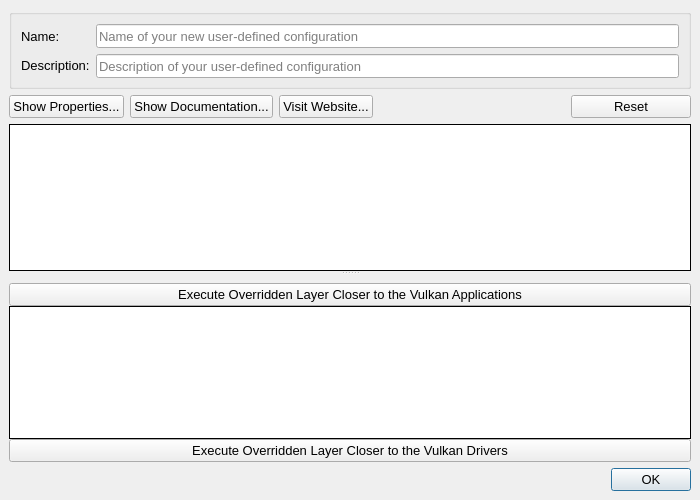
Qt form vkconfig/dialog_layers.ui (LunarG/VulkanTools) before a commit.
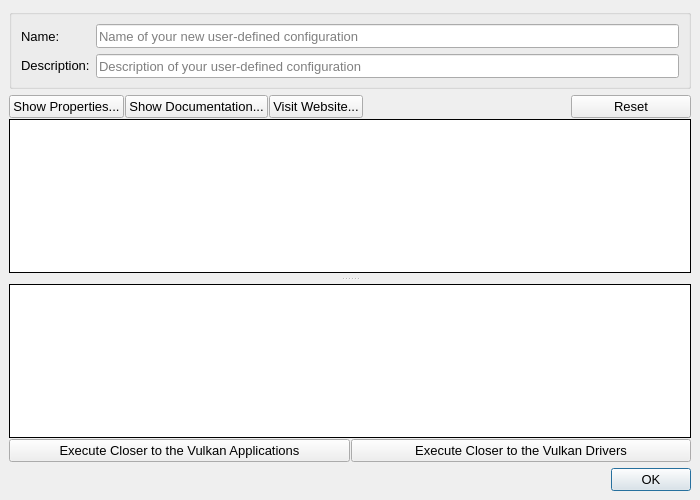
The same form after that commit.

Commit message: vkconfig: refined UI on macOS

```diff
--- a/vkconfig/dialog_layers.ui
+++ b/vkconfig/dialog_layers.ui
@@ -12,8 +12,8 @@
   </property>
   <property name="minimumSize">
    <size>
-    <width>700</width>
-    <height>500</height>
+    <width>600</width>
+    <height>400</height>
    </size>
   </property>
   <property name="maximumSize">
@@ -127,6 +127,79 @@
     </widget>
    </item>
    <item>
+    <widget class="QSplitter" name="splitter">
+     <property name="sizePolicy">
+      <sizepolicy hsizetype="Preferred" vsizetype="Expanding">
+       <horstretch>0</horstretch>
+       <verstretch>1</verstretch>
+      </sizepolicy>
+     </property>
+     <property name="minimumSize">
+      <size>
+       <width>0</width>
+       <height>0</height>
+      </size>
+     </property>
+     <property name="baseSize">
+      <size>
+       <width>0</width>
+       <height>0</height>
+      </size>
+     </property>
+     <property name="frameShadow">
+      <enum>QFrame::Plain</enum>
+     </property>
+     <property name="lineWidth">
+      <number>0</number>
+     </property>
+     <property name="midLineWidth">
+      <number>0</number>
+     </property>
+     <property name="orientation">
+      <enum>Qt::Vertical</enum>
+     </property>
+     <property name="handleWidth">
+      <number>3</number>
+     </property>
+     <property name="childrenCollapsible">
+      <bool>false</bool>
+     </property>
+     <widget class="QWidget" name="widgetContainerList" native="true">
+      <property name="sizePolicy">
+       <sizepolicy hsizetype="Expanding" vsizetype="Expanding">
+        <horstretch>0</horstretch>
+        <verstretch>0</verstretch>
+       </sizepolicy>
+      </property>
+      <property name="minimumSize">
+       <size>
+        <width>0</width>
+        <height>0</height>
+       </size>
+      </property>
+      <property name="baseSize">
+       <size>
+        <width>0</width>
+        <height>0</height>
+       </size>
+      </property>
+      <layout class="QVBoxLayout" name="verticalLayout">
+       <property name="spacing">
+        <number>1</number>
+       </property>
+       <property name="leftMargin">
+        <number>0</number>
+       </property>
+       <property name="topMargin">
+        <number>0</number>
+       </property>
+       <property name="rightMargin">
+        <number>0</number>
+       </property>
+       <property name="bottomMargin">
+        <number>4</number>
+       </property>
+       <item>
     <layout class="QHBoxLayout" name="horizontalLayout">
      <property name="leftMargin">
       <number>0</number>
@@ -196,43 +269,6 @@
     </layout>
    </item>
    <item>
-    <widget class="QSplitter" name="splitter">
-     <property name="sizePolicy">
-      <sizepolicy hsizetype="Preferred" vsizetype="Expanding">
-       <horstretch>0</horstretch>
-       <verstretch>1</verstretch>
-      </sizepolicy>
-     </property>
-     <property name="minimumSize">
-      <size>
-       <width>0</width>
-       <height>0</height>
-      </size>
-     </property>
-     <property name="baseSize">
-      <size>
-       <width>0</width>
-       <height>0</height>
-      </size>
-     </property>
-     <property name="frameShape">
-      <enum>QFrame::NoFrame</enum>
-     </property>
-     <property name="frameShadow">
-      <enum>QFrame::Plain</enum>
-     </property>
-     <property name="lineWidth">
-      <number>0</number>
-     </property>
-     <property name="orientation">
-      <enum>Qt::Vertical</enum>
-     </property>
-     <property name="handleWidth">
-      <number>3</number>
-     </property>
-     <property name="childrenCollapsible">
-      <bool>false</bool>
-     </property>
      <widget class="QTreeWidget" name="layerTree">
       <property name="sizePolicy">
        <sizepolicy hsizetype="Expanding" vsizetype="Expanding">
@@ -240,6 +276,18 @@
         <verstretch>0</verstretch>
        </sizepolicy>
       </property>
+         <property name="minimumSize">
+          <size>
+           <width>0</width>
+           <height>32</height>
+          </size>
+         </property>
+         <property name="baseSize">
+          <size>
+           <width>0</width>
+           <height>32</height>
+          </size>
+         </property>
       <property name="font">
        <font>
         <family>Arial</family>
@@ -282,7 +330,10 @@
        </property>
       </column>
      </widget>
-     <widget class="QWidget" name="widgetContainer" native="true">
+       </item>
+      </layout>
+     </widget>
+     <widget class="QWidget" name="widgetContainerOrdered" native="true">
       <property name="sizePolicy">
        <sizepolicy hsizetype="Expanding" vsizetype="Expanding">
         <horstretch>0</horstretch>
@@ -303,13 +354,13 @@
       </property>
       <layout class="QVBoxLayout" name="verticalLayout">
        <property name="spacing">
-        <number>0</number>
+        <number>1</number>
        </property>
        <property name="leftMargin">
         <number>0</number>
        </property>
        <property name="topMargin">
-        <number>9</number>
+        <number>4</number>
        </property>
        <property name="rightMargin">
         <number>0</number>
@@ -317,19 +368,18 @@
        <property name="bottomMargin">
         <number>0</number>
        </property>
-       <item>
-        <widget class="QPushButton" name="pushButtonUp">
-         <property name="text">
-          <string>Execute Overridden Layer Closer to the Vulkan Applications</string>
-         </property>
-        </widget>
-       </item>
        <item>
         <widget class="QTreeWidget" name="layerTreeSorted">
          <property name="minimumSize">
           <size>
            <width>0</width>
-           <height>0</height>
+           <height>32</height>
+          </size>
+         </property>
+         <property name="maximumSize">
+          <size>
+           <width>16777215</width>
+           <height>16777215</height>
           </size>
          </property>
          <property name="baseSize">
@@ -364,11 +414,34 @@
         </widget>
        </item>
        <item>
+        <layout class="QHBoxLayout" name="horizontalLayout_2">
+         <property name="leftMargin">
+          <number>0</number>
+         </property>
+         <property name="topMargin">
+          <number>0</number>
+         </property>
+         <property name="rightMargin">
+          <number>0</number>
+         </property>
+         <property name="bottomMargin">
+          <number>0</number>
+         </property>
+         <item>
+          <widget class="QPushButton" name="pushButtonUp">
+           <property name="text">
+            <string>Execute Closer to the Vulkan Applications</string>
+           </property>
+          </widget>
+         </item>
+         <item>
         <widget class="QPushButton" name="pushButtonDown">
          <property name="text">
-          <string>Execute Overridden Layer Closer to the Vulkan Drivers</string>
-         </property>
-        </widget>
+            <string>Execute Closer to the Vulkan Drivers</string>
+           </property>
+          </widget>
+         </item>
+        </layout>
        </item>
       </layout>
      </widget>
```
Left out of the diff: 2 changed lines with no effect on the pictures. Lines whose indentation alone changed are shown as unchanged.
